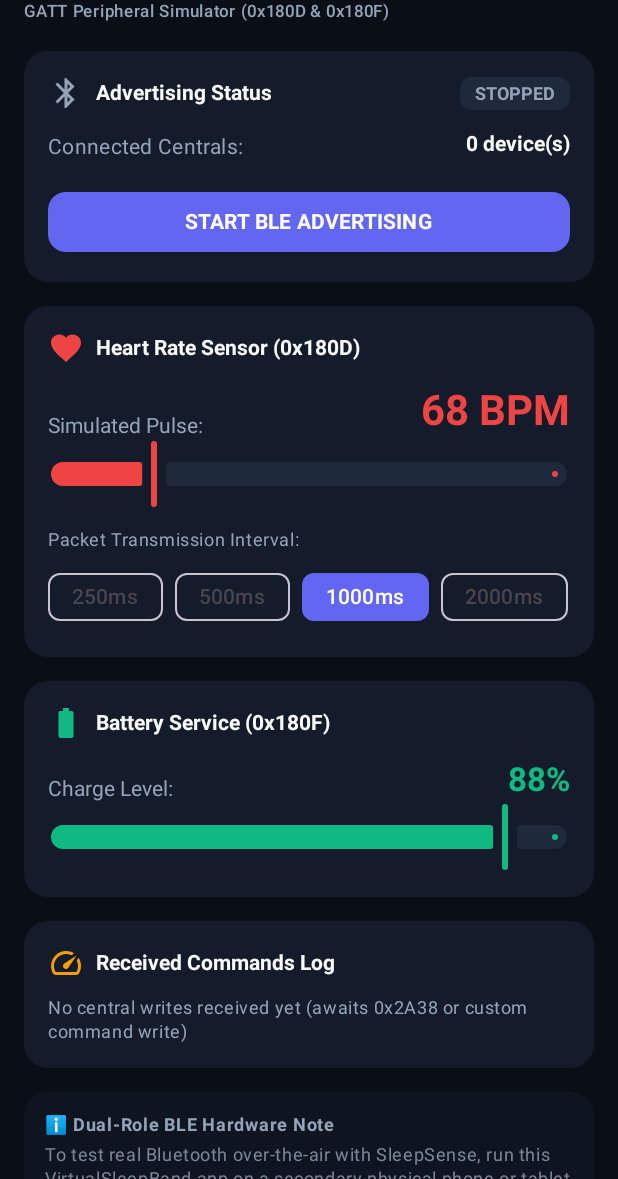
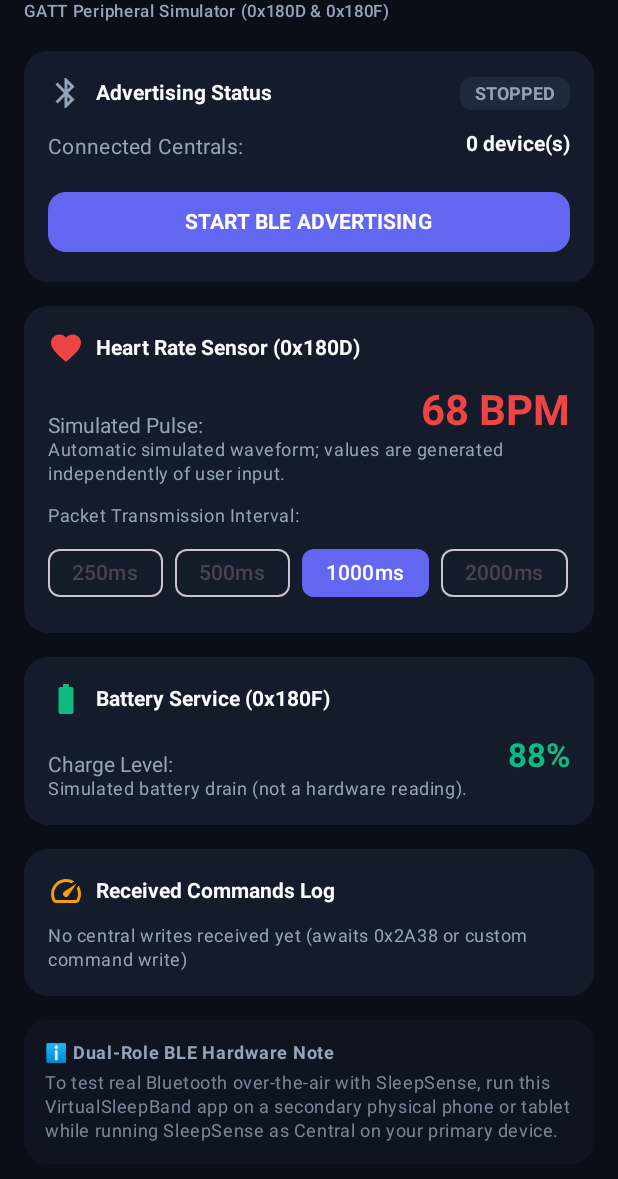
Before and after one commit to Eclipse-XS/SleepTrackerSimulator, an Android app built with Jetpack Compose: the screen it shows after launch (MainActivity), on a phone screen of 412 x 824 dp, the part 57-1236 px from its top. Run offline under Robolectric (Android 15) with nearby library versions, the light colour scheme and no system bars.

Commit message:
fix(ble): autonomous band UI and advertise within legacy BLE payload limits

```diff
--- a/virtualsleepband/src/main/java/com/example/virtualsleepband/ui/VirtualBandScreen.kt
+++ b/virtualsleepband/src/main/java/com/example/virtualsleepband/ui/VirtualBandScreen.kt
@@ -210,15 +210,10 @@ fun VirtualBandScreen(
                         )
                     }
 
-                    Slider(
-                        value = state.currentBpm.toFloat(),
-                        onValueChange = { onSetBpm(it.toInt()) },
-                        valueRange = 40f..180f,
-                        colors = SliderDefaults.colors(
-                            thumbColor = CoralRed,
-                            activeTrackColor = CoralRed,
-                            inactiveTrackColor = CardBorder,
-                        ),
+                    Text(
+                        "Automatic simulated waveform; values are generated independently of user input.",
+                        color = TextMuted,
+                        style = MaterialTheme.typography.bodySmall,
                     )
 
                     Spacer(modifier = Modifier.height(12.dp))
@@ -274,15 +269,10 @@ fun VirtualBandScreen(
                         )
                     }
 
-                    Slider(
-                        value = state.batteryLevel.toFloat(),
-                        onValueChange = { onSetBattery(it.toInt()) },
-                        valueRange = 0f..100f,
-                        colors = SliderDefaults.colors(
-                            thumbColor = EmeraldGreen,
-                            activeTrackColor = EmeraldGreen,
-                            inactiveTrackColor = CardBorder,
-                        ),
+                    Text(
+                        "Simulated battery drain (not a hardware reading).",
+                        color = TextMuted,
+                        style = MaterialTheme.typography.bodySmall,
                     )
                 }
             }
```
